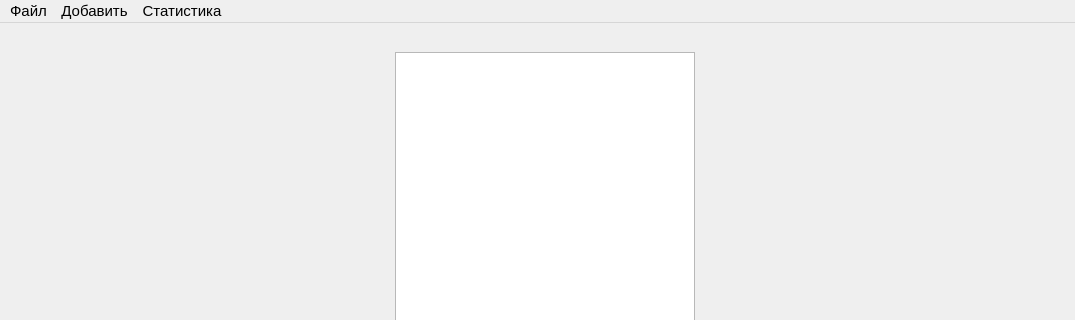
First picture: the form in src/ui/diploma.ui, repository fairay/BachelorDiploma, before the edit; both pictures show x 0 to 1075 and y 0 to 320 of the 1075 by 800 pixel window.
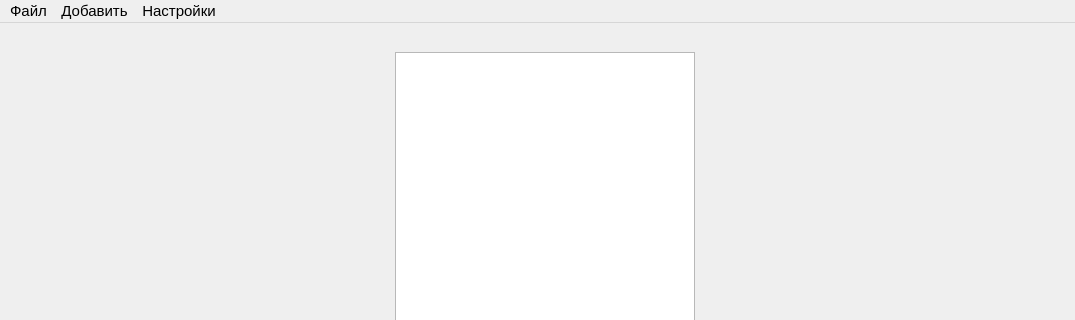
Second picture: the form after the edit.

The edit to the form file:
```diff
--- a/src/ui/diploma.ui
+++ b/src/ui/diploma.ui
@@ -194,11 +194,6 @@
                     <height>22</height>
                 </rect>
             </property>
-            <widget class="QMenu" name="action_stat">
-                <property name="title">
-                    <string>Статистика</string>
-                </property>
-            </widget>
             <widget class="QMenu" name="menu_4">
                 <property name="title">
                     <string>Файл</string>
@@ -214,9 +209,16 @@
                 <addaction name="action_warehouse"/>
                 <addaction name="action_consumer"/>
             </widget>
+   <widget class="QMenu" name="config_action">
+    <property name="title">
+     <string>Настройки</string>
+    </property>
+    <addaction name="action_config"/>
+    <addaction name="action_stat"/>
+   </widget>
             <addaction name="menu_4"/>
             <addaction name="menu_5"/>
-            <addaction name="action_stat"/>
+   <addaction name="config_action"/>
         </widget>
         <widget class="QStatusBar" name="statusbar"/>
         <action name="action">
```
Left out of the diff: 10 changed lines with no effect on the pictures. Lines whose indentation alone changed are shown as unchanged.
